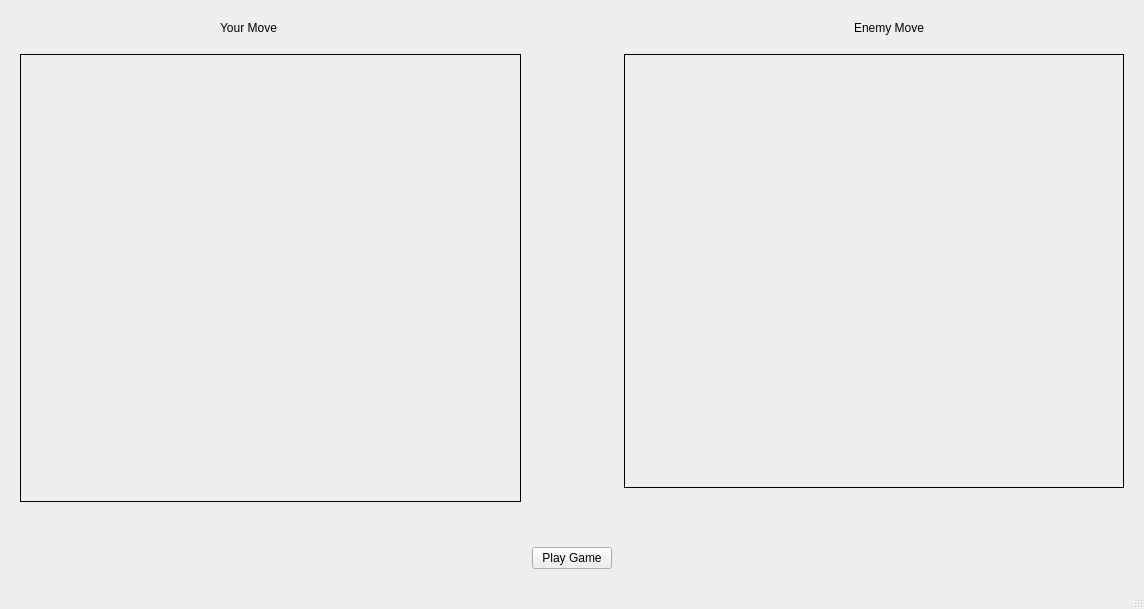
This is src/window.ui in jjacobson/RPSGame as Qt 5 draws it before an edit. The edited form follows.
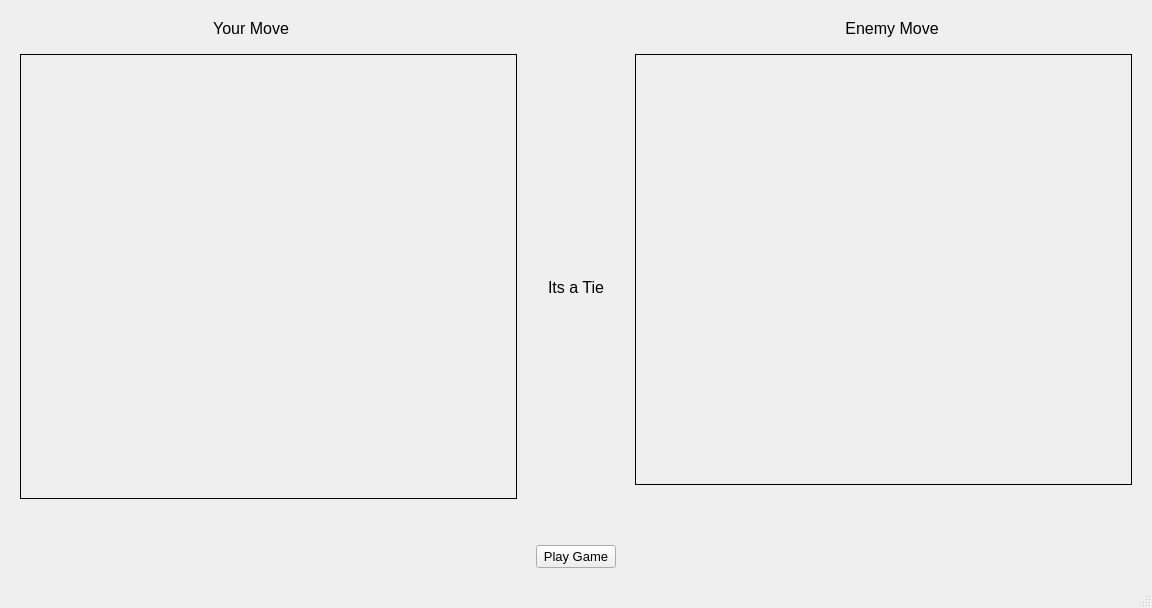
This is the edited form.

Commit message: bump font sizes

Diff of the .ui file:
```diff
--- a/src/window.ui
+++ b/src/window.ui
@@ -6,8 +6,8 @@
    <rect>
     <x>0</x>
     <y>0</y>
-    <width>1144</width>
-    <height>609</height>
+    <width>1152</width>
+    <height>608</height>
    </rect>
   </property>
   <property name="windowTitle">
@@ -56,6 +56,11 @@
          </item>
          <item>
           <widget class="QLabel" name="label_2">
+           <property name="font">
+            <font>
+             <pointsize>12</pointsize>
+            </font>
+           </property>
            <property name="text">
             <string>Your Move</string>
            </property>
@@ -105,6 +110,11 @@
          </item>
          <item>
           <widget class="QLabel" name="label">
+           <property name="font">
+            <font>
+             <pointsize>12</pointsize>
+            </font>
+           </property>
            <property name="text">
             <string>Enemy Move</string>
            </property>
@@ -160,6 +170,11 @@
               <verstretch>0</verstretch>
              </sizepolicy>
             </property>
+            <property name="font">
+             <font>
+              <pointsize>10</pointsize>
+             </font>
+            </property>
             <property name="text">
              <string/>
             </property>
@@ -182,19 +197,24 @@
            <item>
             <widget class="QLabel" name="outputLabel">
              <property name="sizePolicy">
-              <sizepolicy hsizetype="Minimum" vsizetype="Preferred">
+              <sizepolicy hsizetype="Fixed" vsizetype="Preferred">
                <horstretch>0</horstretch>
                <verstretch>0</verstretch>
               </sizepolicy>
              </property>
              <property name="minimumSize">
               <size>
-               <width>45</width>
+               <width>60</width>
                <height>0</height>
               </size>
              </property>
+             <property name="font">
+              <font>
+               <pointsize>12</pointsize>
+              </font>
+             </property>
              <property name="text">
-              <string/>
+              <string>Its a Tie</string>
              </property>
              <property name="alignment">
               <set>Qt::AlignCenter</set>
@@ -233,6 +253,11 @@
               <verstretch>0</verstretch>
              </sizepolicy>
             </property>
+            <property name="font">
+             <font>
+              <pointsize>10</pointsize>
+             </font>
+            </property>
             <property name="text">
              <string/>
             </property>
@@ -272,6 +297,11 @@
          </item>
          <item>
           <widget class="QPushButton" name="playButton">
+           <property name="font">
+            <font>
+             <pointsize>10</pointsize>
+            </font>
+           </property>
            <property name="text">
             <string>Play Game</string>
            </property>
```
The commit also changes 1 other file.
